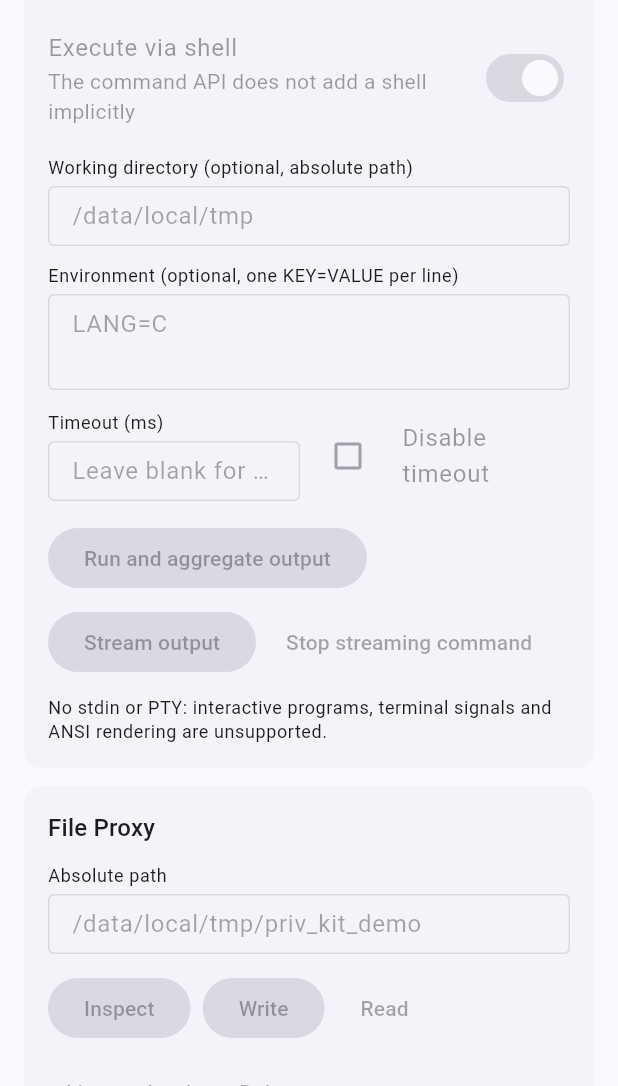
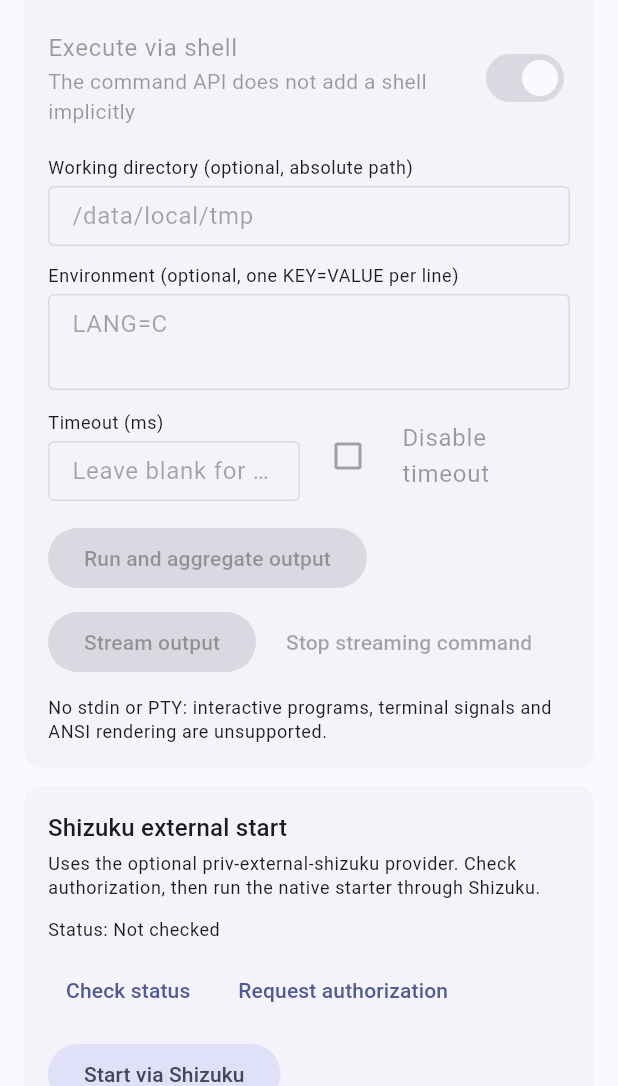
Before and after one commit to runoob-coder/priv-kit-flutter-plugin, a Flutter app: the screen it shows after launch, scrolled down 576 dp, on a phone screen of 412 x 824 dp, the part 150-1236 px from its top. Run offline on Flutter 3.47's test engine with Material 3 defaults, Android fonts, the phone set to English and light mode, and no system bars; our stand-ins replace freezed_annotation, material_ui, plugin_platform_interface; statements that could not run were skipped.

Commit message:
feat(example): add Shizuku external start provider demo

```diff
--- a/example/lib/l10n/app_en.arb
+++ b/example/lib/l10n/app_en.arb
@@ -305,5 +305,49 @@
   "btnDelete": "Delete",
   "@btnDelete": {
     "description": "Button: delete a file or directory."
+  },
+  "shizukuPanelTitle": "Shizuku external start",
+  "@shizukuPanelTitle": {
+    "description": "Title of the Shizuku provider panel."
+  },
+  "shizukuPanelDesc": "Uses the optional priv-external-shizuku provider. Check authorization, then run the native starter through Shizuku.",
+  "@shizukuPanelDesc": {
+    "description": "Explanation of the Shizuku provider panel."
+  },
+  "shizukuStatusLabel": "Status",
+  "@shizukuStatusLabel": {
+    "description": "Label for the current Shizuku authorization status."
+  },
+  "shizukuStatusUnknown": "Not checked",
+  "@shizukuStatusUnknown": {
+    "description": "Status shown before checking Shizuku authorization."
+  },
+  "shizukuStatusAuthorized": "Authorized",
+  "@shizukuStatusAuthorized": {
+    "description": "Status when Shizuku authorization is granted."
+  },
+  "shizukuStatusUnauthorized": "Not authorized",
+  "@shizukuStatusUnauthorized": {
+    "description": "Status when Shizuku authorization is denied."
+  },
+  "shizukuStatusUnavailable": "Unavailable",
+  "@shizukuStatusUnavailable": {
+    "description": "Status when no supported Shizuku session is available."
+  },
+  "shizukuActionCheck": "Check status",
+  "@shizukuActionCheck": {
+    "description": "Button: check Shizuku authorization."
+  },
+  "shizukuActionAuthorize": "Request authorization",
+  "@shizukuActionAuthorize": {
+    "description": "Button: request Shizuku authorization."
+  },
+  "shizukuActionStart": "Start via Shizuku",
+  "@shizukuActionStart": {
+    "description": "Button: run the native starter through Shizuku."
+  },
+  "shizukuPanelFooter": "Status comes from the Shizuku provider session. Some Shizuku builds do not list binder-granted apps in the manager's authorized-app screen; use this status or the API_V23 runtime permission as the source of truth.",
+  "@shizukuPanelFooter": {
+    "description": "Note explaining why Shizuku Manager may show no authorized apps."
   }
 }
--- a/example/lib/l10n/app_zh.arb
+++ b/example/lib/l10n/app_zh.arb
@@ -69,5 +69,16 @@
   "btnWrite": "写入",
   "btnRead": "读取",
   "btnList": "列出一层",
-  "btnDelete": "删除"
+  "btnDelete": "删除",
+  "shizukuPanelTitle": "Shizuku 外部启动",
+  "shizukuPanelDesc": "使用可选的 priv-external-shizuku provider：检查授权后，通过 Shizuku 运行原生启动命令。",
+  "shizukuStatusLabel": "状态",
+  "shizukuStatusUnknown": "未检查",
+  "shizukuStatusAuthorized": "已授权",
+  "shizukuStatusUnauthorized": "未授权",
+  "shizukuStatusUnavailable": "不可用",
+  "shizukuActionCheck": "检查状态",
+  "shizukuActionAuthorize": "请求授权",
+  "shizukuActionStart": "通过 Shizuku 启动",
+  "shizukuPanelFooter": "状态来自 Shizuku provider 会话。部分 Shizuku 版本的管理器「已授权应用」列表不会显示通过 binder 授予的权限，请以本页状态或 API_V23 运行时权限为准。"
 }
--- a/example/lib/l10n/gen_l10n/app_localizations.dart
+++ b/example/lib/l10n/gen_l10n/app_localizations.dart
@@ -517,6 +517,72 @@ abstract class AppLocalizations {
   /// In en, this message translates to:
   /// **'Delete'**
   String get btnDelete;
+
+  /// Title of the Shizuku provider panel.
+  ///
+  /// In en, this message translates to:
+  /// **'Shizuku external start'**
+  String get shizukuPanelTitle;
+
+  /// Explanation of the Shizuku provider panel.
+  ///
+  /// In en, this message translates to:
+  /// **'Uses the optional priv-external-shizuku provider. Check authorization, then run the native starter through Shizuku.'**
+  String get shizukuPanelDesc;
+
+  /// Label for the current Shizuku authorization status.
+  ///
+  /// In en, this message translates to:
+  /// **'Status'**
+  String get shizukuStatusLabel;
+
+  /// Status shown before checking Shizuku authorization.
+  ///
+  /// In en, this message translates to:
+  /// **'Not checked'**
+  String get shizukuStatusUnknown;
+
+  /// Status when Shizuku authorization is granted.
+  ///
+  /// In en, this message translates to:
+  /// **'Authorized'**
+  String get shizukuStatusAuthorized;
+
+  /// Status when Shizuku authorization is denied.
+  ///
+  /// In en, this message translates to:
+  /// **'Not authorized'**
+  String get shizukuStatusUnauthorized;
+
+  /// Status when no supported Shizuku session is available.
+  ///
+  /// In en, this message translates to:
+  /// **'Unavailable'**
+  String get shizukuStatusUnavailable;
+
+  /// Button: check Shizuku authorization.
+  ///
+  /// In en, this message translates to:
+  /// **'Check status'**
+  String get shizukuActionCheck;
+
+  /// Button: request Shizuku authorization.
+  ///
+  /// In en, this message translates to:
+  /// **'Request authorization'**
+  String get shizukuActionAuthorize;
+
+  /// Button: run the native starter through Shizuku.
+  ///
+  /// In en, this message translates to:
+  /// **'Start via Shizuku'**
+  String get shizukuActionStart;
+
+  /// Note explaining why Shizuku Manager may show no authorized apps.
+  ///
+  /// In en, this message translates to:
+  /// **'Status comes from the Shizuku provider session. Some Shizuku builds do not list binder-granted apps in the manager\'s authorized-app screen; use this status or the API_V23 runtime permission as the source of truth.'**
+  String get shizukuPanelFooter;
 }
 
 class _AppLocalizationsDelegate
--- a/example/lib/l10n/gen_l10n/app_localizations_en.dart
+++ b/example/lib/l10n/gen_l10n/app_localizations_en.dart
@@ -235,4 +235,39 @@ class AppLocalizationsEn extends AppLocalizations {
 
   @override
   String get btnDelete => 'Delete';
+
+  @override
+  String get shizukuPanelTitle => 'Shizuku external start';
+
+  @override
+  String get shizukuPanelDesc =>
+      'Uses the optional priv-external-shizuku provider. Check authorization, then run the native starter through Shizuku.';
+
+  @override
+  String get shizukuStatusLabel => 'Status';
+
+  @override
+  String get shizukuStatusUnknown => 'Not checked';
+
+  @override
+  String get shizukuStatusAuthorized => 'Authorized';
+
+  @override
+  String get shizukuStatusUnauthorized => 'Not authorized';
+
+  @override
+  String get shizukuStatusUnavailable => 'Unavailable';
+
+  @override
+  String get shizukuActionCheck => 'Check status';
+
+  @override
+  String get shizukuActionAuthorize => 'Request authorization';
+
+  @override
+  String get shizukuActionStart => 'Start via Shizuku';
+
+  @override
+  String get shizukuPanelFooter =>
+      'Status comes from the Shizuku provider session. Some Shizuku builds do not list binder-granted apps in the manager\'s authorized-app screen; use this status or the API_V23 runtime permission as the source of truth.';
 }
--- a/example/lib/main.dart
+++ b/example/lib/main.dart
@@ -31,6 +31,7 @@ class _MyAppState extends State<MyApp> {
 
   PrivServerInfo? _server;
   String? _nativeStarterCommand;
+  PrivExternalStartResult? _shizukuResult;
   bool _busy = false;
   bool _streaming = false;
 
@@ -154,6 +155,63 @@ class _MyAppState extends State<MyApp> {
     setState(() => _nativeStarterCommand = command);
     _log('adb shell $command');
   });
+
+  Future<String?> _shizukuProviderId() async {
+    final ids = await _privKit.externalStartProviderIds();
+    if (ids.contains('shizuku')) return 'shizuku';
+    _log('shizuku provider not registered; ids=$ids');
+    return null;
+  }
+
+  Future<void> _shizukuCheck() => _run(() async {
+    final id = await _shizukuProviderId();
+    if (id == null) return;
+    final result = await _privKit.externalStartCheckAuthorization(id);
+    setState(() => _shizukuResult = result);
+    _log('shizuku status -> authorized=${result.authorized} ${result.message ?? ''}');
+  });
+
+  Future<void> _shizukuAuthorize() => _run(() async {
+    final id = await _shizukuProviderId();
+    if (id == null) return;
+    final result = await _privKit.externalStartRequestAuthorization(id);
+    setState(() => _shizukuResult = result);
+    _log('shizuku requestAuthorization -> authorized=${result.authorized}');
+  });
+
+  Future<void> _shizukuStart() => _run(() async {
+    final id = await _shizukuProviderId();
+    if (id == null) return;
+    var result = await _privKit.externalStartCheckAuthorization(id);
+    setState(() => _shizukuResult = result);
+    if (result.authorized != true) {
+      result = await _privKit.externalStartRequestAuthorization(id);
+      setState(() => _shizukuResult = result);
+      if (result.authorized != true) {
+        _log('shizuku not authorized: ${result.message ?? ''}');
+        return;
+      }
+    }
+    final command = await _privKit.getNativeStarterCommand();
+    setState(() => _nativeStarterCommand = command);
+    final output = await _privKit.externalStartRun(
+      providerId: id,
+      commandLine: command,
+    );
+    _log('externalStartRun(shizuku) -> $output');
+  });
+
+  String _shizukuStatusText(AppLocalizations l10n) {
+    final result = _shizukuResult;
+    if (result == null) return l10n.shizukuStatusUnknown;
+    final status = switch (result.authorized) {
+      true => l10n.shizukuStatusAuthorized,
+      false => l10n.shizukuStatusUnauthorized,
+      null => l10n.shizukuStatusUnavailable,
+    };
+    final message = result.message;
+    return message == null || message.isEmpty ? status : '$status · $message';
+  }
 
   Future<void> _loadDeniedPermissions() => _run(() async {
     final denied = await _privKit.getDeniedServerPermissions();
@@ -681,6 +739,14 @@ class _MyAppState extends State<MyApp> {
                 ),
               ],
               const SizedBox(height: 12),
+              _ShizukuPanel(
+                enabled: !_busy,
+                status: _shizukuStatusText(l10n),
+                onCheck: _shizukuCheck,
+                onAuthorize: _shizukuAuthorize,
+                onStart: _shizukuStart,
+              ),
+              const SizedBox(height: 12),
               _FilePanel(
                 enabled: server != null && !_busy,
                 onInspect: _fileInspect,
@@ -731,6 +797,61 @@ class _CommandRequest {
 
   /// `null` means "use the 30s default"; [noCommandTimeout] disables it.
   final int? timeoutMillis;
+}
+
+class _ShizukuPanel extends StatelessWidget {
+  const _ShizukuPanel({
+    required this.enabled,
+    required this.status,
+    required this.onCheck,
+    required this.onAuthorize,
+    required this.onStart,
+  });
+
+  final bool enabled;
+  final String status;
+  final VoidCallback onCheck;
+  final VoidCallback onAuthorize;
+  final VoidCallback onStart;
+
+  @override
+  Widget build(BuildContext context) {
+    final l10n = AppLocalizations.of(context)!;
+    return _PanelCard(
+      title: l10n.shizukuPanelTitle,
+      description: l10n.shizukuPanelDesc,
+      footer: l10n.shizukuPanelFooter,
+      child: Column(
+        crossAxisAlignment: .start,
+        children: [
+          Text(
+            '${l10n.shizukuStatusLabel}: $status',
+            style: _captionStyle(context),
+          ),
+          const SizedBox(height: 8),
+          Wrap(
+            spacing: 8,
+            runSpacing: 8,
+            children: [
+              _button(
+                label: l10n.shizukuActionCheck,
+                onPressed: enabled ? onCheck : null,
+              ),
+              _button(
+                label: l10n.shizukuActionAuthorize,
+                onPressed: enabled ? onAuthorize : null,
+              ),
+              _button(
+                label: l10n.shizukuActionStart,
+                style: .tinted,
+                onPressed: enabled ? onStart : null,
+              ),
+            ],
+          ),
+        ],
+      ),
+    );
+  }
 }
 
 /// Lets the user type an arbitrary command and pick how to consume it.
```
Also changed, not shown: example/lib/l10n/gen_l10n/app_localizations_zh.dart (+35 -0 lines), 7 other files.
